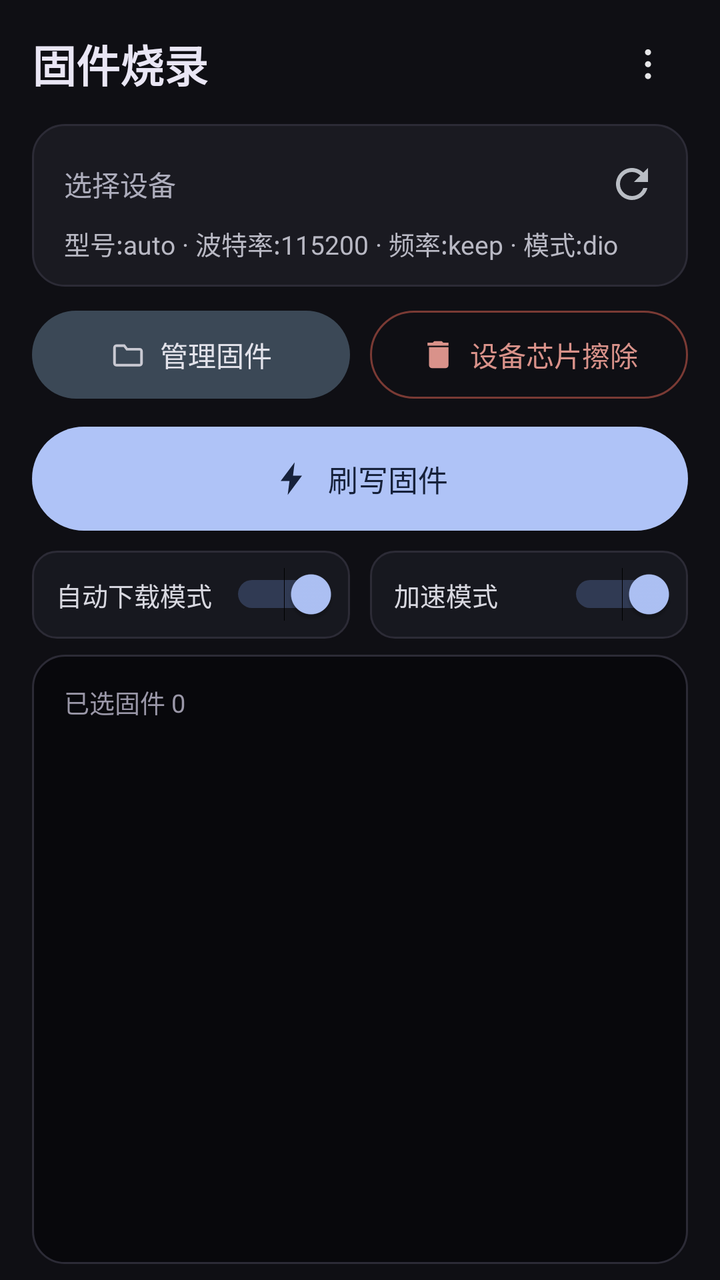
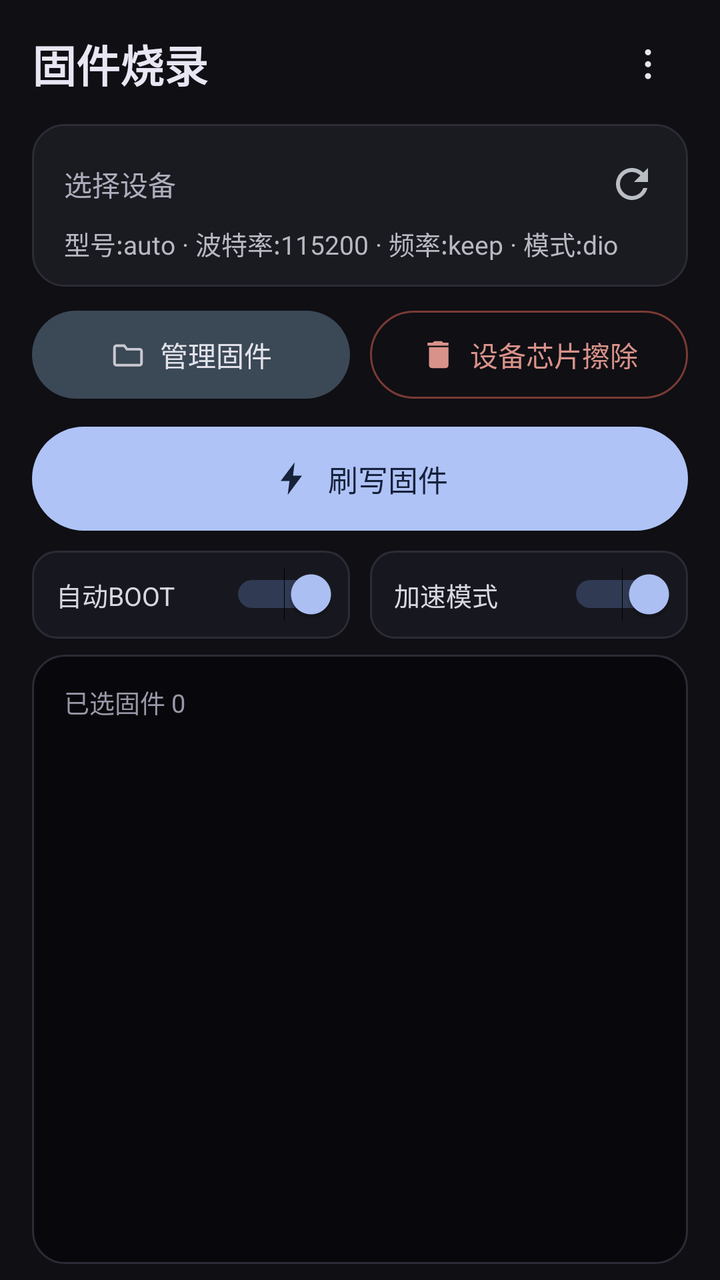

Compare the two renders of this Android layout. The source of the first and the diff that turns it into the second are given below.
<!-- AndroidManifest.xml: application theme Theme.EspFlasher -->
<!-- res/layout/fragment_flash.xml -->
<?xml version="1.0" encoding="utf-8"?>
<LinearLayout xmlns:android="http://schemas.android.com/apk/res/android"
    android:layout_width="match_parent"
    android:layout_height="match_parent"
    android:background="#0F0F14"
    android:orientation="vertical"
    android:paddingStart="16dp"
    android:paddingTop="12dp"
    android:paddingEnd="16dp"
    android:paddingBottom="8dp">

    
    <LinearLayout
        android:layout_width="match_parent"
        android:layout_height="wrap_content"
        android:gravity="center_vertical"
        android:orientation="horizontal"
        android:paddingBottom="10dp">

        <TextView
            android:layout_width="0dp"
            android:layout_height="wrap_content"
            android:layout_weight="1"
            android:text="固件烧录"
            android:textColor="#E9E6F4"
            android:textSize="22sp"
            android:textStyle="bold" />

        <ImageButton
            android:id="@+id/moreButton"
            android:layout_width="40dp"
            android:layout_height="40dp"
            android:background="?attr/selectableItemBackgroundBorderless"
            android:contentDescription="更多"
            android:scaleType="centerInside"
            android:src="@drawable/ic_more" />
    </LinearLayout>

    
    <LinearLayout
        android:id="@+id/deviceCard"
        android:layout_width="match_parent"
        android:layout_height="wrap_content"
        android:background="@drawable/bg_card"
        android:clickable="true"
        android:focusable="true"
        android:orientation="vertical"
        android:paddingStart="16dp"
        android:paddingTop="12dp"
        android:paddingEnd="10dp"
        android:paddingBottom="12dp">

        <LinearLayout
            android:layout_width="match_parent"
            android:layout_height="wrap_content"
            android:gravity="center_vertical"
            android:orientation="horizontal">

            <TextView
                android:id="@+id/deviceLabel"
                android:layout_width="0dp"
                android:layout_height="wrap_content"
                android:layout_weight="1"
                android:ellipsize="middle"
                android:singleLine="true"
                android:text="选择设备"
                android:textColor="#ADADBC"
                android:textSize="14sp" />

            <ImageButton
                android:id="@+id/refreshDevices"
                android:layout_width="36dp"
                android:layout_height="36dp"
                android:background="?attr/selectableItemBackgroundBorderless"
                android:contentDescription="刷新设备"
                android:scaleType="centerInside"
                android:src="@drawable/ic_refresh" />
        </LinearLayout>

        <LinearLayout
            android:layout_width="match_parent"
            android:layout_height="wrap_content"
            android:layout_marginTop="2dp"
            android:gravity="center_vertical"
            android:orientation="horizontal">

            <TextView
                android:id="@+id/paramLine"
                android:layout_width="match_parent"
                android:layout_height="wrap_content"
                android:text="型号:auto · 波特率:115200 · 频率:keep · 模式:dio"
                android:textColor="#B9B9C4"
                android:textSize="13sp" />
        </LinearLayout>
    </LinearLayout>

    
    <LinearLayout
        android:id="@+id/actionRow"
        android:layout_width="match_parent"
        android:layout_height="wrap_content"
        android:layout_marginTop="12dp"
        android:orientation="horizontal">

        <LinearLayout
            android:id="@+id/btnManage"
            android:layout_width="0dp"
            android:layout_height="44dp"
            android:layout_weight="1"
            android:background="@drawable/bg_ghost_slate"
            android:clickable="true"
            android:focusable="true"
            android:gravity="center"
            android:orientation="horizontal">

            <ImageView
                android:layout_width="18dp"
                android:layout_height="18dp"
                android:contentDescription="管理"
                android:src="@drawable/ic_folder" />

            <TextView
                android:layout_width="wrap_content"
                android:layout_height="wrap_content"
                android:layout_marginStart="7dp"
                android:text="管理固件"
                android:textColor="#E2E2EA"
                android:textSize="14sp" />
        </LinearLayout>

        <LinearLayout
            android:id="@+id/btnErase"
            android:layout_width="0dp"
            android:layout_height="44dp"
            android:layout_marginStart="10dp"
            android:layout_weight="1"
            android:background="@drawable/bg_ghost_red"
            android:clickable="true"
            android:focusable="true"
            android:gravity="center"
            android:orientation="horizontal">

            <ImageView
                android:layout_width="18dp"
                android:layout_height="18dp"
                android:contentDescription="擦除"
                android:src="@drawable/ic_clear"
                android:tint="#D9928A" />

            <TextView
                android:layout_width="wrap_content"
                android:layout_height="wrap_content"
                android:layout_marginStart="7dp"
                android:text="设备芯片擦除"
                android:textColor="#D9928A"
                android:textSize="14sp" />
        </LinearLayout>
    </LinearLayout>

    
    <LinearLayout
        android:id="@+id/startButton"
        android:layout_width="match_parent"
        android:layout_height="52dp"
        android:layout_marginTop="14dp"
        android:background="@drawable/bg_primary_light_pill"
        android:gravity="center"
        android:orientation="horizontal">

        <ImageView
            android:layout_width="20dp"
            android:layout_height="20dp"
            android:contentDescription="烧录"
            android:src="@drawable/ic_bolt"
            android:tint="#16213A" />

        <TextView
            android:layout_width="wrap_content"
            android:layout_height="wrap_content"
            android:layout_marginStart="8dp"
            android:text="刷写固件"
            android:textColor="#16213A"
            android:textSize="15sp" />
    </LinearLayout>

    
    <LinearLayout
        android:layout_width="match_parent"
        android:layout_height="wrap_content"
        android:layout_marginTop="10dp"
        android:orientation="horizontal">

        <LinearLayout
            android:id="@+id/switchRow"
            android:layout_width="0dp"
            android:layout_height="44dp"
            android:layout_weight="1"
            android:layout_marginEnd="5dp"
            android:background="@drawable/bg_switch_chip"
            android:gravity="center_vertical"
            android:orientation="horizontal"
            android:paddingStart="12dp"
            android:paddingEnd="6dp">

            <TextView
                android:layout_width="0dp"
                android:layout_height="wrap_content"
                android:layout_weight="1"
                android:text="自动下载模式"
                android:textColor="#D8D8E0"
                android:textSize="13sp" />

            <Switch
                android:id="@+id/cbAutoReset"
                android:layout_width="wrap_content"
                android:layout_height="wrap_content"
                android:checked="true"
                android:minWidth="0dp"
                android:minHeight="0dp"
                android:paddingStart="0dp"
                android:paddingEnd="0dp"
                android:showText="false"
                android:switchMinWidth="40dp"
                android:thumbTint="@color/switch_thumb"
                android:trackTint="@color/switch_track" />
        </LinearLayout>

        <LinearLayout
            android:layout_width="0dp"
            android:layout_height="44dp"
            android:layout_weight="1"
            android:layout_marginStart="5dp"
            android:background="@drawable/bg_switch_chip"
            android:gravity="center_vertical"
            android:orientation="horizontal"
            android:paddingStart="12dp"
            android:paddingEnd="6dp">

            <TextView
                android:layout_width="0dp"
                android:layout_height="wrap_content"
                android:layout_weight="1"
                android:text="加速模式"
                android:textColor="#D8D8E0"
                android:textSize="13sp" />

            <Switch
                android:id="@+id/cbHighSpeed"
                android:layout_width="wrap_content"
                android:layout_height="wrap_content"
                android:checked="true"
                android:minWidth="0dp"
                android:minHeight="0dp"
                android:paddingStart="0dp"
                android:paddingEnd="0dp"
                android:showText="false"
                android:switchMinWidth="40dp"
                android:thumbTint="@color/switch_thumb"
                android:trackTint="@color/switch_track" />
        </LinearLayout>
    </LinearLayout>

    <LinearLayout
        android:id="@+id/progressWrap"
        android:layout_width="match_parent"
        android:layout_height="wrap_content"
        android:layout_marginTop="10dp"
        android:orientation="vertical"
        android:visibility="gone">

        <LinearLayout
            android:layout_width="match_parent"
            android:layout_height="wrap_content"
            android:orientation="horizontal">

            <TextView
                android:id="@+id/progressLabel"
                android:layout_width="0dp"
                android:layout_height="wrap_content"
                android:layout_weight="1"
                android:text="烧录固件…"
                android:textColor="#E4E4EC"
                android:textSize="13sp" />

            <TextView
                android:id="@+id/progressPct"
                android:layout_width="wrap_content"
                android:layout_height="wrap_content"
                android:visibility="gone"
                android:text="0%"
                android:textColor="#E4E4EC"
                android:textSize="13sp" />
        </LinearLayout>

        <FrameLayout
            android:layout_width="match_parent"
            android:layout_height="8dp"
            android:layout_marginTop="8dp">

            <View
                android:layout_width="match_parent"
                android:layout_height="8dp"
                android:background="@drawable/progress_track" />

            <com.espflash.burn.MarqueeBar
                android:id="@+id/progressIndet"
                android:layout_width="match_parent"
                android:layout_height="8dp" />

            <ProgressBar
                android:id="@+id/progressBar"
                style="?android:attr/progressBarStyleHorizontal"
                android:layout_width="match_parent"
                android:layout_height="8dp"
                android:max="100"
                android:progressDrawable="@drawable/progress_thin"
                android:visibility="gone" />
        </FrameLayout>
    </LinearLayout>

    
    <LinearLayout
        android:layout_width="match_parent"
        android:layout_height="0dp"
        android:layout_marginTop="8dp"
        android:layout_weight="1"
        android:background="@drawable/bg_log"
        android:orientation="vertical">

        <ScrollView
            android:id="@+id/logScroll"
            android:layout_width="match_parent"
            android:layout_height="match_parent"
            android:scrollbars="vertical">

            <LinearLayout
                android:layout_width="match_parent"
                android:layout_height="wrap_content"
                android:orientation="vertical">

                <TextView
                    android:id="@+id/fileSummary"
                    android:layout_width="match_parent"
                    android:layout_height="wrap_content"
                    android:paddingStart="16dp"
                    android:paddingTop="14dp"
                    android:paddingEnd="16dp"
                    android:text="已选固件 0"
                    android:textColor="#9A97A8"
                    android:textSize="12.5sp" />

                
                <LinearLayout
                    android:id="@+id/fileList"
                    android:layout_width="match_parent"
                    android:layout_height="wrap_content"
                    android:orientation="vertical"
                    android:paddingStart="16dp"
                    android:paddingTop="6dp"
                    android:paddingEnd="16dp" />

                
                <LinearLayout
                    android:id="@+id/infoPanel"
                    android:layout_width="match_parent"
                    android:layout_height="wrap_content"
                    android:orientation="vertical"
                    android:paddingStart="16dp"
                    android:paddingTop="10dp"
                    android:paddingEnd="16dp" />

                <TextView
                    android:id="@+id/logText"
                    android:layout_width="match_parent"
                    android:layout_height="wrap_content"
                    android:lineSpacingExtra="3dp"
                    android:paddingStart="16dp"
                    android:paddingTop="6dp"
                    android:paddingEnd="16dp"
                    android:paddingBottom="4dp"
                    android:textColor="#B9B9C4"
                    android:textIsSelectable="true"
                    android:textSize="13sp" />

                
                <TextView
                    android:id="@+id/logLive"
                    android:layout_width="match_parent"
                    android:layout_height="wrap_content"
                    android:lineSpacingExtra="3dp"
                    android:paddingStart="16dp"
                    android:paddingTop="0dp"
                    android:paddingEnd="16dp"
                    android:paddingBottom="16dp"
                    android:textColor="#B9B9C4"
                    android:textSize="13sp"
                    android:visibility="gone" />
            </LinearLayout>
        </ScrollView>
    </LinearLayout>
</LinearLayout>
<!-- resources referenced by this layout -->
<resources>
  <!-- drawable bg_card (drawable) -->
  <?xml version="1.0" encoding="utf-8"?>
  <shape xmlns:android="http://schemas.android.com/apk/res/android" android:shape="rectangle">
      <solid android:color="#1A1A21" />
      <corners android:radius="16dp" />
      <stroke android:width="1dp" android:color="#2C2B36" />
  </shape>
  <!-- drawable bg_ghost_red (drawable) -->
  <?xml version="1.0" encoding="utf-8"?>
  <shape xmlns:android="http://schemas.android.com/apk/res/android" android:shape="rectangle">
      <solid android:color="#00000000" />
      <corners android:radius="22dp" />
      <stroke android:width="1dp" android:color="#7A3A34" />
  </shape>
  <!-- drawable bg_ghost_slate (drawable) -->
  <?xml version="1.0" encoding="utf-8"?>
  <shape xmlns:android="http://schemas.android.com/apk/res/android" android:shape="rectangle">
      <solid android:color="#3B4856" />
      <corners android:radius="26dp" />
  </shape>
  <!-- drawable bg_log (drawable) -->
  <?xml version="1.0" encoding="utf-8"?>
  <shape xmlns:android="http://schemas.android.com/apk/res/android" android:shape="rectangle">
      <solid android:color="#08080C" />
      <corners android:radius="16dp" />
      <stroke android:width="1dp" android:color="#2C2B36" />
  </shape>
  <!-- drawable bg_primary_light_pill (drawable) -->
  <?xml version="1.0" encoding="utf-8"?>
  <shape xmlns:android="http://schemas.android.com/apk/res/android" android:shape="rectangle">
      <solid android:color="#AFC3F7" />
      <corners android:radius="26dp" />
  </shape>
  <!-- drawable bg_switch_chip (drawable) -->
  <?xml version="1.0" encoding="utf-8"?>
  <shape xmlns:android="http://schemas.android.com/apk/res/android" android:shape="rectangle">
      <solid android:color="#17181F" />
      <corners android:radius="12dp" />
      <stroke android:width="1dp" android:color="#2C2B36" />
  </shape>
  <!-- drawable ic_bolt (drawable) -->
  <?xml version="1.0" encoding="utf-8"?>
  <vector xmlns:android="http://schemas.android.com/apk/res/android"
      android:width="24dp" android:height="24dp" android:viewportWidth="24" android:viewportHeight="24">
      <path android:fillColor="#FFFFFF"
          android:pathData="M13.6,2.2L5.2,13.4h5.3l-1.1,8.4l8.6,-11.6h-5.4z" />
  </vector>
  <!-- drawable ic_clear (drawable) -->
  <?xml version="1.0" encoding="utf-8"?>
  <vector xmlns:android="http://schemas.android.com/apk/res/android"
      android:width="24dp" android:height="24dp" android:viewportWidth="24" android:viewportHeight="24">
      <path android:fillColor="#E6E6E8" android:pathData="M6,19c0,1.1 0.9,2 2,2h9c1.1,0 2,-0.9 2,-2V7H6v12zM19,4h-3.5l-1,-1h-5l-1,1H5v2h14V4z" />
  </vector>
  <!-- drawable ic_folder (drawable) -->
  <vector xmlns:android="http://schemas.android.com/apk/res/android" android:width="24dp" android:height="24dp" android:viewportWidth="24" android:viewportHeight="24">
      <path android:fillColor="#00000000" android:strokeColor="#C9C9D2" android:strokeWidth="1.7" android:pathData="M3,7.2 A1.2,1.2 0 0,1 4.2,6 H9.5 L11.3,8.4 H19.8 A1.2,1.2 0 0,1 21,9.6 V17.8 A1.2,1.2 0 0,1 19.8,19 H4.2 A1.2,1.2 0 0,1 3,17.8 Z" />
  </vector>
  <!-- drawable ic_more (drawable) -->
  <?xml version="1.0" encoding="utf-8"?>
  <vector xmlns:android="http://schemas.android.com/apk/res/android"
      android:width="22.8dp" android:height="22.8dp" android:viewportWidth="24" android:viewportHeight="24">
      <path android:fillColor="#E6E6E8" android:pathData="M12,4.2a1.6,1.6 0 1,0 0.01,0" />
      <path android:fillColor="#E6E6E8" android:pathData="M12,10.5a1.6,1.6 0 1,0 0.01,0" />
      <path android:fillColor="#E6E6E8" android:pathData="M12,16.8a1.6,1.6 0 1,0 0.01,0" />
  </vector>
  <!-- drawable progress_track (drawable) -->
  <?xml version="1.0" encoding="utf-8"?>
  <shape xmlns:android="http://schemas.android.com/apk/res/android"
      android:shape="rectangle">
      <solid android:color="#2A2A33" />
      <corners android:radius="4dp" />
  </shape>
  <!-- unchanged entries left out for length: 3 -->
</resources>

<!-- the commit's change to res/layout/fragment_flash.xml (unified diff, before → after) -->
@@ -206,7 +206,7 @@
                 android:layout_width="0dp"
                 android:layout_height="wrap_content"
                 android:layout_weight="1"
-                android:text="自动下载模式"
+                android:text="自动BOOT"
                 android:textColor="#D8D8E0"
                 android:textSize="13sp" />
 
